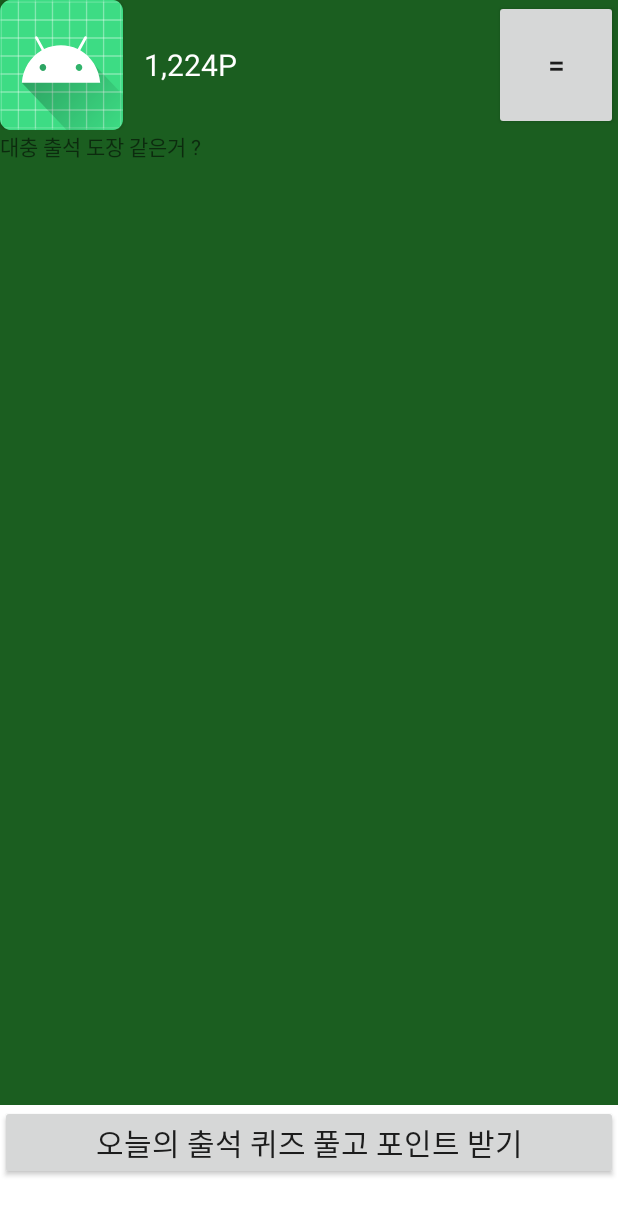
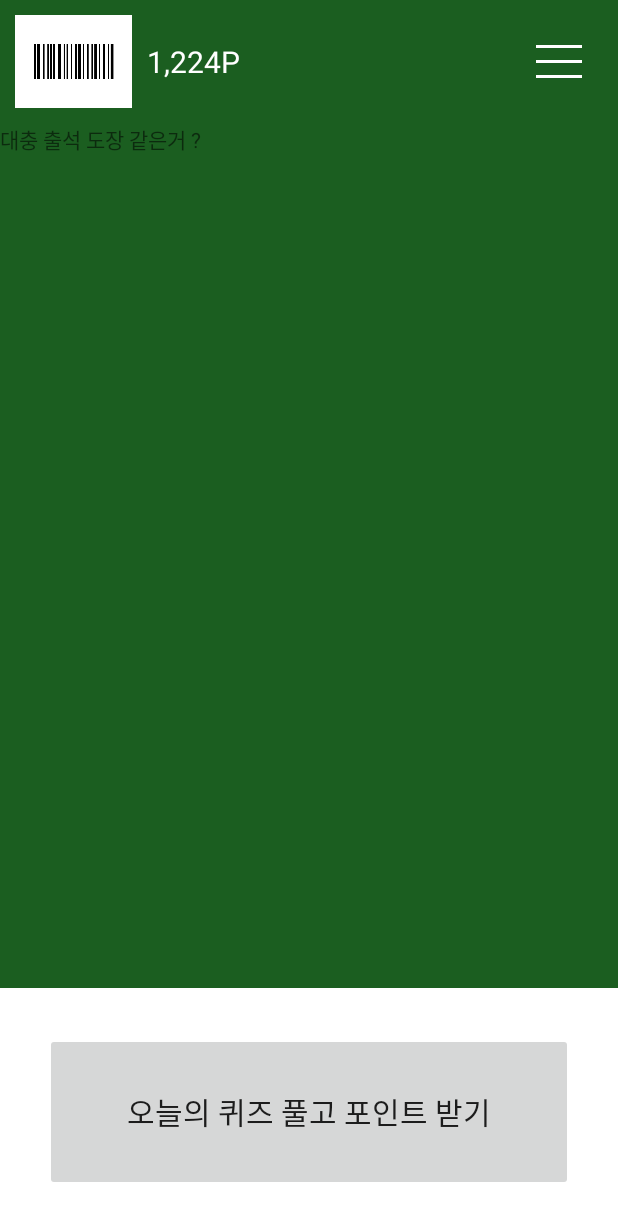
Before and after one commit to 2021echo-friends/app, an Android app: the MainActivity screen opened directly, with no data from a screen before it, on a phone screen of 412 x 824 dp. Shown: the top 1221 px of the screen. Run offline under Robolectric (Android 15) with nearby library versions, the phone set to English and light mode, and no system bars.

Commit message:
main and menu

```diff
--- a/kakaologin-android-sample-master/app/src/main/res/layout/activity_main.xml
+++ b/kakaologin-android-sample-master/app/src/main/res/layout/activity_main.xml
@@ -20,11 +20,17 @@
             android:layout_weight="1"
             android:orientation="horizontal">
 
-            <Button
+            <LinearLayout
                 android:layout_width="0dp"
                 android:layout_height="match_parent"
                 android:layout_weight="2"
-                android:background="@mipmap/ic_launcher_round"/>
+                android:background="#FFFFFF"
+                android:layout_margin="10dp">
+                <Button
+                    android:layout_width="match_parent"
+                    android:layout_height="match_parent"
+                    android:background="@drawable/barcode"/>
+            </LinearLayout>
 
             <TextView
                 android:id="@+id/textView2"
@@ -32,7 +38,7 @@
                 android:layout_height="match_parent"
                 android:layout_weight="6"
                 android:gravity="left|center"
-                android:text="   1,224P"
+                android:text="1,224P"
                 android:textColor="#FFFFFF"
                 android:textSize="20dp" />
 
@@ -41,29 +47,30 @@
                 android:layout_width="0dp"
                 android:layout_height="match_parent"
                 android:layout_weight="2"
-                android:text="="
-                android:textSize="20dp" />
+                android:background="@drawable/menu1" />
         </LinearLayout>
         <LinearLayout
             android:layout_width="match_parent"
             android:layout_height="0dp"
-            android:layout_weight="7.5">
+            android:layout_weight="7">
             <TextView
                 android:layout_width="match_parent"
                 android:layout_height="match_parent"
                 android:text="대충 출석 도장 같은거 ?"/>
         </LinearLayout>
-
         <LinearLayout
             android:layout_width="match_parent"
             android:layout_height="0dp"
-            android:layout_weight="1"
-            android:background="#FFFFFF">
+            android:layout_weight="2"
+            android:background="#FFFFFF"
+            android:gravity="center">
             <Button
                 android:layout_width="match_parent"
-                android:layout_height="50dp"
-                android:text="오늘의 출석 퀴즈 풀고 포인트 받기"
-                android:textSize="20dp"/>
+                android:layout_height="match_parent"
+                android:text="오늘의 퀴즈 풀고 포인트 받기"
+                android:layout_margin="30dp"
+                android:textSize="20dp"
+                android:stateListAnimator="@null"/>
         </LinearLayout>
 
     </LinearLayout>
@@ -95,10 +102,7 @@
                 android:layout_width="0dp"
                 android:layout_height="match_parent"
                 android:layout_weight="2"
-                android:background="#1B5E20"
-                android:text="X"
-                android:textColor="#FFFFFF"
-                android:textSize="@android:dimen/app_icon_size"/>
+                android:background="@drawable/close" />
         </LinearLayout>
 
         <LinearLayout
@@ -111,7 +115,7 @@
                 android:layout_height="100dp"
                 android:layout_marginTop="10dp"
                 android:layout_marginLeft="10dp"
-                android:src="@mipmap/ic_launcher_round"/>
+                android:src="@drawable/profile_ex"/>
 
             <LinearLayout
                 android:layout_width="match_parent"
@@ -134,11 +138,15 @@
                     android:textSize="15dp" />
             </LinearLayout>
 
-            <ImageButton
+            <LinearLayout
                 android:layout_width="match_parent"
                 android:layout_height="0dp"
-                android:layout_weight="3"
-                android:src="@color/colorPrimaryDark"/>
+                android:layout_weight="3">
+                <Button
+                    android:layout_width="match_parent"
+                    android:layout_height="match_parent"
+                    android:background="@drawable/barcode"/>
+            </LinearLayout>
 
         </LinearLayout>
 
```
Also changed, not shown: kakaologin-android-sample-master/app/src/main/res/drawable/barcode.png (added), kakaologin-android-sample-master/app/src/main/res/drawable/close.png (added), kakaologin-android-sample-master/app/src/main/res/drawable/menu.png, kakaologin-android-sample-master/app/src/main/res/drawable/menu1.png, kakaologin-android-sample-master/app/src/main/res/drawable/profile_ex.png (added).
